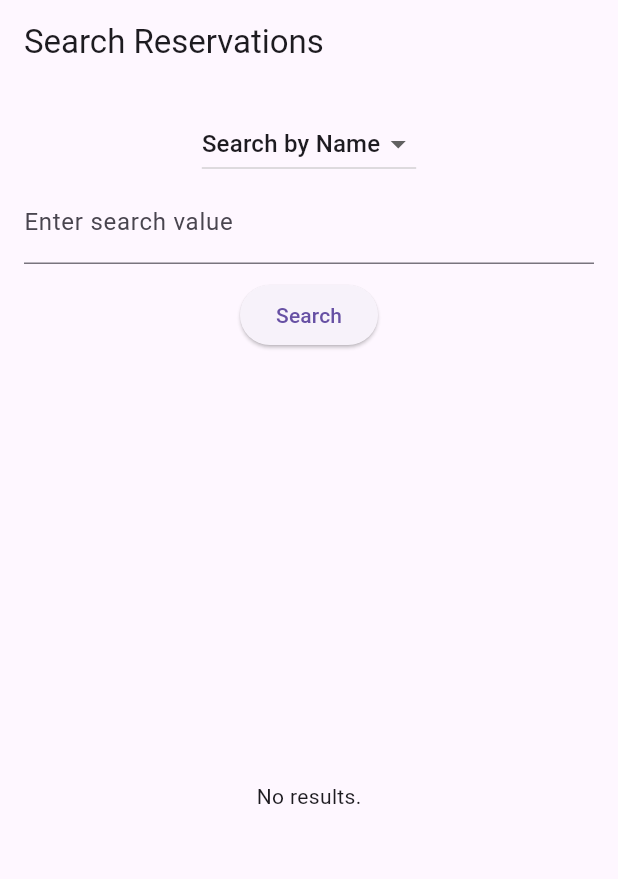
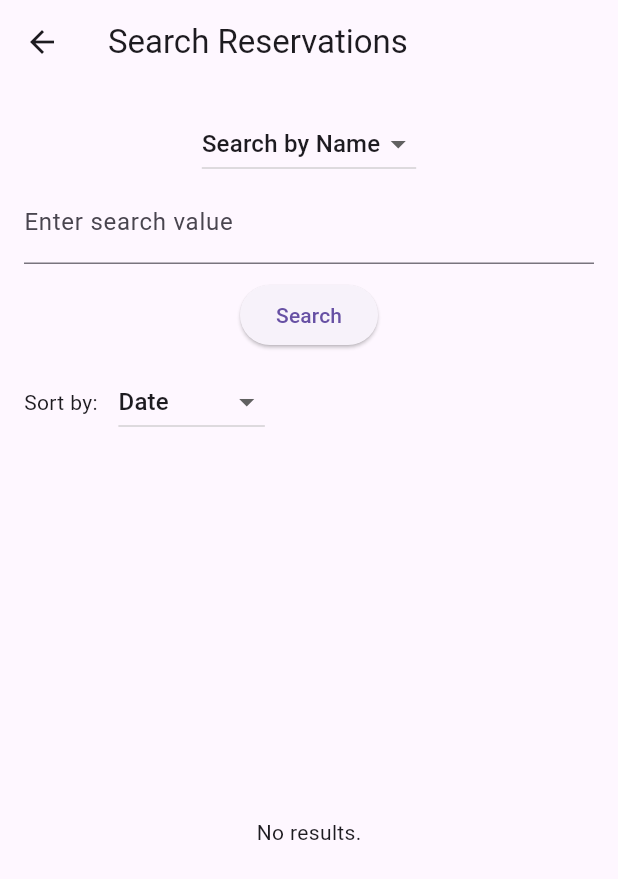
Before and after one commit to busterblake/Matador-Reservations, a Flutter app: the ReservationSearch screen opened directly with empty values, after a tap on "Search", on a phone screen of 412 x 824 dp. Shown: the top 879 px of the screen. Run offline on Flutter 3.47's test engine with Material 3 defaults, Android fonts, the phone set to English and light mode, and no system bars; our stand-ins replace cloud_firestore, firebase_auth, firebase_core, flutter_rating, google_maps_flutter, quickalert and 2 more; missing offline and left inert: calendar_day_slot_navigator; accounts and stored records are empty; network calls fail.

Commit message:
final merge
added show today in restaurant search, added "search all", added sort in restaurant side

```diff
--- a/google_maps_in_flutter/lib/ReservationSearch.dart
+++ b/google_maps_in_flutter/lib/ReservationSearch.dart
@@ -13,34 +13,58 @@ class ReservationSearch extends StatefulWidget {
 class ReservationSearchPageState extends State<ReservationSearch> {
   String _searchField = 'Name';
   String _searchQuery = '';
+  String _sortField = 'Date';
   List<Map<String, dynamic>> _searchResults = [];
+  List<Map<String, dynamic>> _allReservations = [];
 
-  final List<String> _searchOptions = ['Name', 'Time', 'Table', 'Date'];
+  final List<String> _searchOptions = ['All', 'Name', 'Time', 'Table', 'Date', 'Today'];
+  final List<String> _sortOptions = ['Name', 'Date', 'Time', 'Party Size'];
 
-  Future<void> _performSearch() async {
-    if (_searchQuery.isEmpty) return;
+  @override
+  void initState() {
+    super.initState();
+    _loadReservationsForRestaurant();
+  }
 
+  Future<void> _loadReservationsForRestaurant() async {
     final restaurantId = widget.restaurant['id'];
 
-    final doc = await FirebaseFirestore.instance
+    final docSnapshot = await FirebaseFirestore.instance
         .collection('reservations')
         .doc(restaurantId)
         .get();
 
-    final data = doc.data();
+    final data = docSnapshot.data();
     if (data == null) return;
 
-    final results = data.entries
-        .map((e) {
-          final res = e.value;
+    final List<Map<String, dynamic>> loaded = data.entries
+        .map((entry) {
+          final res = entry.value;
           if (res is Map<String, dynamic>) {
-            res['id'] = e.key;
-            return res;
+            return {
+              ...res,
+              'id': entry.key,
+            };
           }
           return null;
         })
-        .where((res) {
-          if (res == null) return false;
+        .where((e) => e != null)
+        .cast<Map<String, dynamic>>()
+        .toList();
+
+    setState(() {
+      _allReservations = loaded;
+    });
+  }
+
+  void _performSearch() {
+  final today = DateTime.now();
+  List<Map<String, dynamic>> results = [];
+
+  if (_searchField == 'All') {
+    results = List.from(_allReservations); // just show everything
+  } else {
+    results = _allReservations.where((res) {
       switch (_searchField) {
         case 'Name':
           return res['name'] != null &&
@@ -53,20 +77,72 @@ class ReservationSearchPageState extends State<ReservationSearch> {
         case 'Table':
           return res['tableId']?.toString() == _searchQuery;
         case 'Date':
-              return res['date']?.toString() == _searchQuery;
+              try {
+               final inputParts = _searchQuery.split('-');
+                    if (inputParts.length == 3) {
+                     final inputDate = DateTime(
+                        int.parse(inputParts[0]), // year
+                        int.parse(inputParts[1]), // month
+                        int.parse(inputParts[2]), // day
+      );
+
+      if (res['date'] is Timestamp) {
+        final reservationDate = (res['date'] as Timestamp).toDate();
+        return reservationDate.year == inputDate.year &&
+            reservationDate.month == inputDate.month &&
+            reservationDate.day == inputDate.day;
+      }
+    }
+  } catch (_) {
+    return false;
+  }
+  return false;
+
+        case 'Today':
+          if (res['date'] is Timestamp) {
+            final DateTime reservationDate = (res['date'] as Timestamp).toDate();
+            return reservationDate.year == today.year &&
+                reservationDate.month == today.month &&
+                reservationDate.day == today.day;
+          }
+          return false;
         default:
           return false;
       }
-        })
-        .cast<Map<String, dynamic>>()
-        .toList();
+    }).toList();
+  }
+
+  _sortResults(results);
 
   setState(() {
     _searchResults = results;
   });
 }
 
+
+  void _sortResults(List<Map<String, dynamic>> list) {
+    list.sort((a, b) {
+      switch (_sortField) {
+        case 'Name':
+          return a['name']?.toString().compareTo(b['name']?.toString() ?? '') ?? 0;
+        case 'Date':
+          final dateA = (a['date'] is Timestamp) ? (a['date'] as Timestamp).toDate() : DateTime(1970);
+          final dateB = (b['date'] is Timestamp) ? (b['date'] as Timestamp).toDate() : DateTime(1970);
+          return dateA.compareTo(dateB);
+        case 'Time':
+          return a['time']?.toString().compareTo(b['time']?.toString() ?? '') ?? 0;
+        case 'Party Size':
+          return (a['partySize'] ?? 0).compareTo(b['partySize'] ?? 0);
+        default:
+          return 0;
+      }
+    });
+  }
+
   String _formatDate(dynamic value) {
+    if (value is Timestamp) {
+      return value.toDate().toLocal().toString().split(' ')[0];
+    }
     return value?.toString() ?? '';
   }
 
@@ -77,7 +153,13 @@ class ReservationSearchPageState extends State<ReservationSearch> {
   @override
   Widget build(BuildContext context) {
     return Scaffold(
-      appBar: AppBar(title: const Text("Search Reservations")),
+      appBar: AppBar(
+        title: const Text("Search Reservations"),
+        leading: IconButton(
+          icon: const Icon(Icons.arrow_back),
+          onPressed: () => Navigator.pop(context),
+        ),
+      ),
       body: Padding(
         padding: const EdgeInsets.all(16.0),
         child: Column(
@@ -96,6 +178,7 @@ class ReservationSearchPageState extends State<ReservationSearch> {
                 });
               },
             ),
+            if (_searchField != 'Today')
               TextField(
                 decoration: const InputDecoration(labelText: 'Enter search value'),
                 onChanged: (value) => _searchQuery = value,
@@ -105,7 +188,29 @@ class ReservationSearchPageState extends State<ReservationSearch> {
               onPressed: _performSearch,
               child: const Text('Search'),
             ),
-            const SizedBox(height: 20),
+            const SizedBox(height: 10),
+            Row(
+              children: [
+                const Text("Sort by: "),
+                const SizedBox(width: 10),
+                DropdownButton<String>(
+                  value: _sortField,
+                  items: _sortOptions.map((String field) {
+                    return DropdownMenuItem(
+                      value: field,
+                      child: Text(field),
+                    );
+                  }).toList(),
+                  onChanged: (value) {
+                    setState(() {
+                      _sortField = value!;
+                      _sortResults(_searchResults); // Re-sort on dropdown change
+                    });
+                  },
+                ),
+              ],
+            ),
+            const SizedBox(height: 10),
             Expanded(
               child: _searchResults.isEmpty
                   ? const Center(child: Text('No results.'))
@@ -116,7 +221,8 @@ class ReservationSearchPageState extends State<ReservationSearch> {
                         return ListTile(
                           title: Text('${r['name'] ?? 'Unknown'} - Table ${r['tableId'] ?? 'N/A'}'),
                           subtitle: Text(
-                              'Date: ${_formatDate(r['date'])}, Time: ${_formatTime(r['time'])}'),
+                            'Date: ${_formatDate(r['date'])}, Time: ${_formatTime(r['time'])}, Party Size: ${r['partySize'] ?? 'N/A'}',
+                          ),
                         );
                       },
                     ),
--- a/google_maps_in_flutter/lib/profile_page.dart
+++ b/google_maps_in_flutter/lib/profile_page.dart
@@ -66,7 +66,7 @@ class _ProfilePageState extends State<ProfilePage> {
 
         if (restaurant != null) {
           // Proceed to ReservationSearch if restaurant data is valid
-          Navigator.pushReplacement(
+          Navigator.push(
             context,
             MaterialPageRoute(
               builder: (context) => ReservationSearch(restaurant: restaurant),
--- a/google_maps_in_flutter/lib/reserve_page.dart
+++ b/google_maps_in_flutter/lib/reserve_page.dart
@@ -209,10 +209,7 @@ class _ReservePageState extends State<ReservePage> {
                           final saveReservationData = SaveReservationData();
                           final reservationData =
                               await saveReservationData.loadData();
-                          final selectedDateTime = parseDateTime(
-                            reservationData['date']!,
-                            reservationData['time']!,
-                          );
+                          final selectedDateTime = parseDateTime(reservationData['date']!,reservationData['time']!,);
                           final selectedTable =
                               tableSelectionState.entries
                                   .firstWhere((entry) => entry.value)
```
Lines whose indentation alone changed are shown as unchanged.
